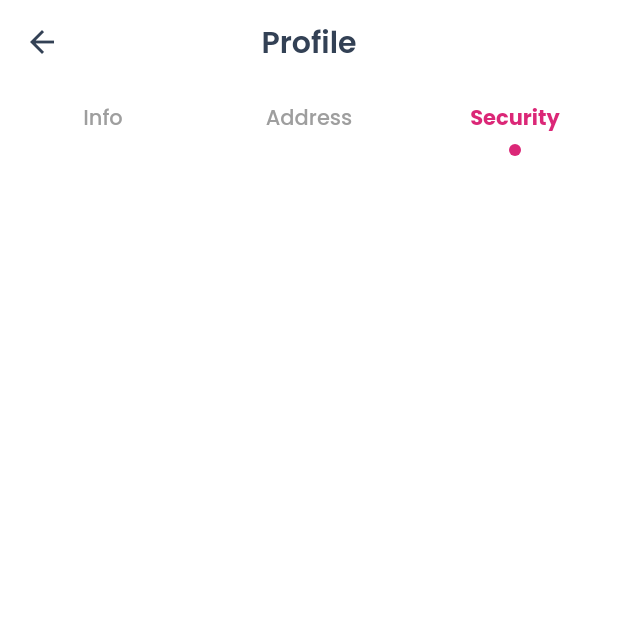
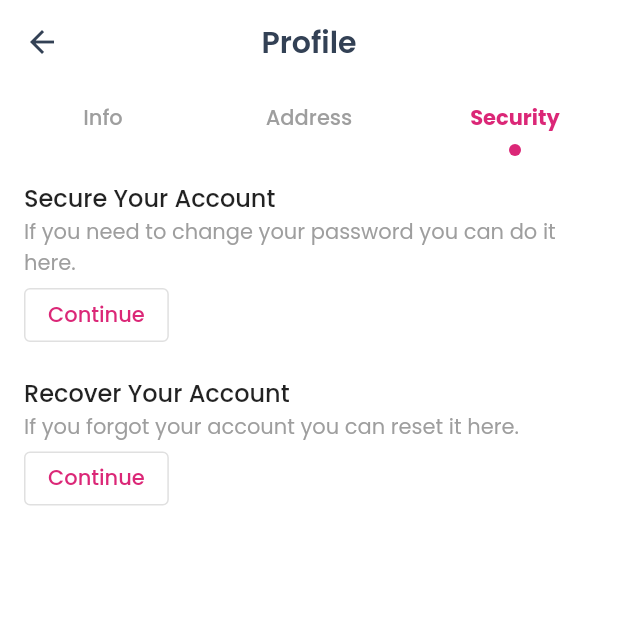
Before and after one commit to icabetong/dmdelights, a Flutter app: the ProfilePage screen opened directly, tab 3 chosen, on a phone screen of 412 x 824 dp, the top half of it. Run offline on Flutter 3.47's test engine with Material 2 defaults, Android fonts, the phone set to English and light mode, and no system bars; our stand-ins replace cloud_firestore, firebase_auth, firebase_core; accounts and stored records are empty; generated files the repository leaves out were written again; network calls fail.

Commit message:
Some polishes

```diff
--- a/lib/cart/cart_page.dart
+++ b/lib/cart/cart_page.dart
@@ -78,7 +78,7 @@ class _CartPageState extends State<CartPage> {
                 child: Text(
                   Translations.of(context)!.button_proceed_to_checkout,
                 ),
-                onPressed: () {
+                onPressed: cartItems.isEmpty ? null : () {
                   _onCheckout(cartItems);
                 },
               ),
--- a/lib/core/repository.dart
+++ b/lib/core/repository.dart
@@ -132,7 +132,6 @@ class CartRepository extends Repository<CartItem> {
 
 class OrderRepository extends Repository<Order> {
   static const _name = "orders";
-  static const _products = "products";
   final auth = Infrastructure.auth;
   final firestore = Infrastructure.firestore;
 
--- a/lib/localization/app_en.arb
+++ b/lib/localization/app_en.arb
@@ -56,10 +56,12 @@
     "button_save": "Save",
     "button_edit": "Edit",
     "button_remove": "Remove",
+    "button_send": "Send",
     "button_signin_anonymous": "I'll create an account later",
     "feedback_authenticating": "Authenticating",
     "feedback_profile_updated": "Profile Updated",
     "feedback_address_updated": "Address Updated",
+    "feedback_recovery_email_sent": "Recovery email sent",
     "feedback_added_to_cart": "Item added to cart",
     "feedback_remove_from_cart": "Item removed from cart",
     "feedback_updated_in_cart": "Item updated in cart",
@@ -69,6 +71,10 @@
     "tab_info": "Info",
     "tab_address": "Address",
     "tab_security": "Security",
+    "secure_your_account": "Secure Your Account",
+    "secure_your_account_subtitle": "If you need to change your password you can do it here.",
+    "recover_your_account": "Recover Your Account",
+    "recover_your_account_subtitle": "If you forgot your account you can reset it here.",
     "dialog_signout_message": "Are you sure you want to logout your account? You'll need to enter your email and password next time.",
     "dialog_remove_cart_item": "Remove {item}?",
     "@dialog_remove_cart_item": {
@@ -80,7 +86,19 @@
         }
       }
     },
-    "dialog_remove_cart_item_message": "This action cannot be undone.",
+    "dialog_remove_cart_item_message": "You'll need to add this item again if you change your mind.",
+    "dialog_change_password": "Change Password",
+    "dialog_reset_password": "Reset Password",
+    "dialog_reset_password_message": "We will send the recovery code at: {email}.",
+    "@dialog_reset_password_message": {
+      "description": "Interpolate the email address in the dialog message",
+      "placeholders": {
+        "email": {
+          "type": "String",
+          "example": "johndoe@example.com"
+        }
+      }
+    },
     "terms_and_conditions": "Terms and Conditions",
     "privacy_policy": "Privacy Policy"
 }
--- a/lib/profile/tabs/info.dart
+++ b/lib/profile/tabs/info.dart
@@ -6,9 +6,8 @@ import 'package:flutter_gen/gen_l10n/translations.dart';
 import 'package:provider/provider.dart';
 
 class InfoTab extends StatefulWidget {
-  InfoTab({Key? key, required this.profile}) : super(key: key);
-
-  Profile profile;
+  const InfoTab({Key? key, required this.profile}) : super(key: key);
+  final Profile profile;
 
   @override
   State<InfoTab> createState() => _InfoTabState();
--- a/lib/profile/tabs/security.dart
+++ b/lib/profile/tabs/security.dart
@@ -1,4 +1,7 @@
+import 'package:dm_delights/core/infrastructure.dart';
+import 'package:dm_delights/shared/theme.dart';
 import 'package:flutter/material.dart';
+import 'package:flutter_gen/gen_l10n/translations.dart';
 
 class SecurityTab extends StatefulWidget {
   const SecurityTab({Key? key}) : super(key: key);
@@ -8,8 +11,88 @@ class SecurityTab extends StatefulWidget {
 }
 
 class _SecurityTabState extends State<SecurityTab> {
+  TextStyle get _header =>
+      const TextStyle(fontWeight: FontWeight.w500, fontSize: 16);
+  TextStyle get _subtitle => const TextStyle(color: Colors.grey, fontSize: 14);
+
+  Future<void> _onResetPassword() async {
+    final email = Infrastructure.auth.currentUser?.email;
+
+    if (email == null) {
+      return;
+    }
+
+    return await showDialog(
+      context: context,
+      builder: (context) {
+        return AlertDialog(
+          title: Text(Translations.of(context)!.dialog_reset_password),
+          content: Text(
+            Translations.of(context)!.dialog_reset_password_message(email),
+          ),
+          actions: <Widget>[
+            TextButton(
+              child: Text(Translations.of(context)!.button_send),
+              onPressed: () async {
+                await Infrastructure.auth.sendPasswordResetEmail(email: email);
+
+                ScaffoldMessenger.of(context).showSnackBar(
+                  SnackBar(
+                    content: Text(
+                      Translations.of(context)!.feedback_recovery_email_sent,
+                    ),
+                  ),
+                );
+                Navigator.pop(context);
+              },
+            ),
+            TextButton(
+              child: Text(Translations.of(context)!.button_cancel),
+              onPressed: () {
+                Navigator.pop(context);
+              },
+            )
+          ],
+        );
+      },
+    );
+  }
+
   @override
   Widget build(BuildContext context) {
-    return Container();
+    return SingleChildScrollView(
+      child: Padding(
+        padding: ThemeComponents.defaultPadding,
+        child: Column(
+          crossAxisAlignment: CrossAxisAlignment.start,
+          children: [
+            Text(
+              Translations.of(context)!.secure_your_account,
+              style: _header,
+            ),
+            Text(
+              Translations.of(context)!.secure_your_account_subtitle,
+              style: _subtitle,
+            ),
+            OutlinedButton(
+                onPressed: () {},
+                child: Text(Translations.of(context)!.button_continue)),
+            SizedBox(height: ThemeComponents.defaultSpacing),
+            Text(
+              Translations.of(context)!.recover_your_account,
+              style: _header,
+            ),
+            Text(
+              Translations.of(context)!.recover_your_account_subtitle,
+              style: _subtitle,
+            ),
+            OutlinedButton(
+                onPressed: _onResetPassword,
+                child: Text(Translations.of(context)!.button_continue)),
+            SizedBox(height: ThemeComponents.defaultSpacing),
+          ],
+        ),
+      ),
+    );
   }
 }
```
